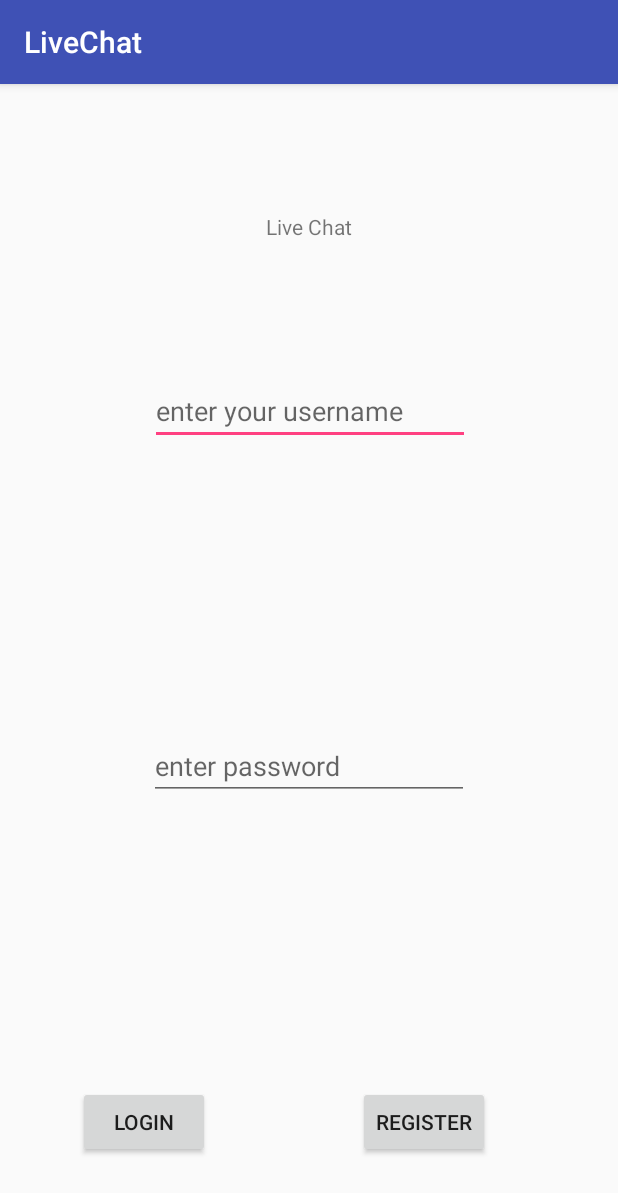
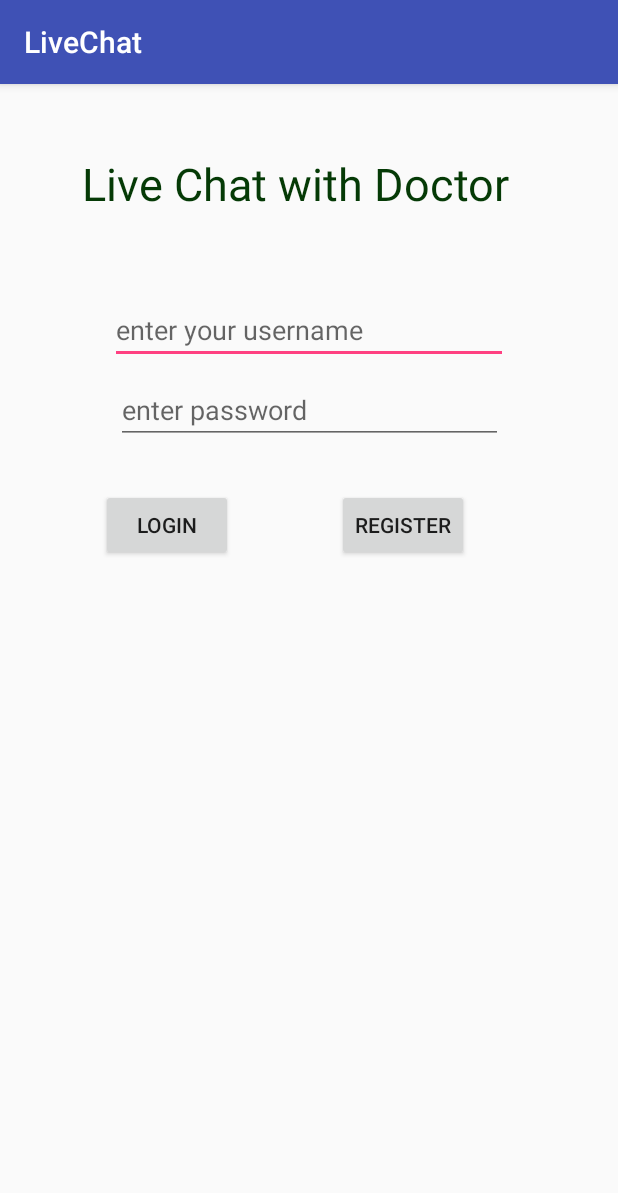
Before and after one commit to shivamkrj/LiveChat-master, an Android app: the screen it shows after launch (MainActivity), on a phone screen of 412 x 824 dp. Shown: the top 1193 px of the screen. Run offline under Robolectric (Android 15) with nearby library versions, the phone set to English and light mode, and no system bars; our stand-ins replace Firebase (no records; nobody signed in at launch, a user with empty details on screens opened directly).

```diff
--- a/app/src/main/java/in/skr/shivamkumar/livechat/ListActivity.java
+++ b/app/src/main/java/in/skr/shivamkumar/livechat/ListActivity.java
@@ -1,5 +1,6 @@
 package in.skr.shivamkumar.livechat;
 
+import android.app.ProgressDialog;
 import android.content.Intent;
 import android.provider.ContactsContract;
 import android.support.v7.app.AppCompatActivity;
@@ -30,6 +31,7 @@ public class ListActivity extends AppCompatActivity {
     String username;
     public Boolean isDoctor=false;
     public long x=0;
+    ProgressDialog pd;
 
     @Override
     protected void onCreate(Bundle savedInstanceState) {
@@ -63,6 +65,9 @@ public class ListActivity extends AppCompatActivity {
         recyclerView.setLayoutManager(new LinearLayoutManager(this,LinearLayoutManager.VERTICAL,false));
         recyclerView.setAdapter(adapter);
         adapter.notifyDataSetChanged();
+        pd = new ProgressDialog(this);
+        pd.setMessage("loading");
+        pd.show();
         if(isDoctor){
             fetchForDoctor();
         }else
@@ -84,16 +89,17 @@ public class ListActivity extends AppCompatActivity {
         query.addListenerForSingleValueEvent(new ValueEventListener() {
             @Override
             public void onDataChange(DataSnapshot dataSnapshot) {
-                x=dataSnapshot.getChildrenCount()   ;
+                x=dataSnapshot.getChildrenCount();
+                if(x==0){
+                    databaseReference.push().setValue(username);
+                }
             }
             @Override
             public void onCancelled(DatabaseError databaseError) {
 
             }
         });
-        if(x==0){
-            databaseReference.push().setValue(username);
-        }
+
         String referenceString = doctorUsername+username;
         Intent intent1 = new Intent(ListActivity.this,ChatActivity.class);
         intent1.putExtra("REFERENCESTRING",referenceString);
@@ -106,6 +112,7 @@ public class ListActivity extends AppCompatActivity {
         firebaseDatabaseReference.addChildEventListener(new ChildEventListener() {
             @Override
             public void onChildAdded(DataSnapshot dataSnapshot, String s) {
+                pd.dismiss();
                 String ss = dataSnapshot.getValue(String.class);
                 chatList.add(ss);
                 adapter.notifyDataSetChanged();
@@ -138,6 +145,7 @@ public class ListActivity extends AppCompatActivity {
         firebaseDatabaseReference.addChildEventListener(new ChildEventListener() {
             @Override
             public void onChildAdded(DataSnapshot dataSnapshot, String s) {
+                pd.dismiss();
                 String ss = dataSnapshot.getValue(String.class);
                 chatList.add(ss);
 //                Toast.makeText(ListActivity.this,ss,Toast.LENGTH_SHORT).show();
--- a/app/src/main/java/in/skr/shivamkumar/livechat/MainActivity.java
+++ b/app/src/main/java/in/skr/shivamkumar/livechat/MainActivity.java
@@ -74,7 +74,10 @@ public class MainActivity extends AppCompatActivity {
                     Intent intent = new Intent(this,ListActivity.class);
                     intent.putExtra("USERNAME",uName);
                     startActivity(intent);
-                }
+                }else
+                    Toast.makeText(MainActivity.this,"Wrong Username/Password ",Toast.LENGTH_SHORT).show();
+
+
             }else{
                 Toast.makeText(MainActivity.this,"Wrong Username/Password ",Toast.LENGTH_SHORT).show();
 
--- a/app/src/main/res/layout/activity_main.xml
+++ b/app/src/main/res/layout/activity_main.xml
@@ -10,74 +10,83 @@
         android:id="@+id/textView"
         android:layout_width="wrap_content"
         android:layout_height="wrap_content"
-        android:text="Live Chat"
+        android:text=" Live Chat with Doctor"
+        android:textColor="@color/colorGreen"
+        android:textSize="30dp"
         app:layout_constraintBottom_toBottomOf="parent"
+        app:layout_constraintHorizontal_bias="0.397"
         app:layout_constraintLeft_toLeftOf="parent"
         app:layout_constraintRight_toRightOf="parent"
         app:layout_constraintTop_toTopOf="parent"
-        app:layout_constraintVertical_bias="0.114" />
+        app:layout_constraintVertical_bias="0.063" />
 
     <EditText
         android:id="@+id/editText"
-        android:layout_width="wrap_content"
+        android:layout_width="265dp"
         android:layout_height="wrap_content"
-        android:layout_marginBottom="8dp"
-        android:layout_marginEnd="8dp"
         android:layout_marginStart="8dp"
         android:layout_marginTop="8dp"
+        android:layout_marginEnd="8dp"
+        android:layout_marginBottom="8dp"
         android:ems="10"
         android:hint="enter your username"
         android:inputType="textPersonName"
-        app:layout_constraintBottom_toTopOf="@+id/button2"
+        app:layout_constraintBottom_toBottomOf="parent"
         app:layout_constraintEnd_toEndOf="parent"
-        app:layout_constraintHorizontal_bias="0.503"
         app:layout_constraintStart_toStartOf="parent"
         app:layout_constraintTop_toTopOf="parent"
-        app:layout_constraintVertical_bias="0.309" />
+        app:layout_constraintVertical_bias="0.189" />
 
     <Button
         android:id="@+id/button2"
         android:layout_width="wrap_content"
         android:layout_height="wrap_content"
+        android:layout_marginStart="8dp"
+        android:layout_marginTop="30dp"
+        android:layout_marginEnd="8dp"
         android:layout_marginBottom="52dp"
-        android:layout_marginEnd="8dp"
-        android:layout_marginStart="8dp"
         android:onClick="login"
         android:text="Login"
         android:visibility="visible"
         app:layout_constraintBottom_toBottomOf="parent"
         app:layout_constraintEnd_toEndOf="parent"
-        app:layout_constraintHorizontal_bias="0.142"
-        app:layout_constraintStart_toStartOf="parent" />
+        app:layout_constraintHorizontal_bias="0.192"
+        app:layout_constraintStart_toStartOf="parent"
+        app:layout_constraintTop_toBottomOf="@+id/editText2"
+        app:layout_constraintVertical_bias="0.0" />
 
     <EditText
         android:id="@+id/editText2"
-        android:layout_width="wrap_content"
+        android:layout_width="258dp"
         android:layout_height="wrap_content"
-        android:layout_marginBottom="8dp"
-        android:layout_marginEnd="8dp"
         android:layout_marginStart="8dp"
         android:layout_marginTop="8dp"
+        android:layout_marginEnd="8dp"
+        android:layout_marginBottom="8dp"
         android:ems="10"
         android:hint="enter password"
         android:inputType="textPersonName"
-        app:layout_constraintBottom_toTopOf="@+id/button2"
+        app:layout_constraintBottom_toBottomOf="parent"
         app:layout_constraintEnd_toEndOf="parent"
         app:layout_constraintStart_toStartOf="parent"
-        app:layout_constraintTop_toBottomOf="@+id/editText" />
+        app:layout_constraintTop_toBottomOf="@+id/editText"
+        app:layout_constraintVertical_bias="0.0" />
 
     <Button
         android:id="@+id/button3"
         android:layout_width="wrap_content"
         android:layout_height="wrap_content"
+        android:layout_marginStart="8dp"
+        android:layout_marginTop="30dp"
+        android:layout_marginEnd="8dp"
         android:layout_marginBottom="52dp"
-        android:layout_marginEnd="8dp"
-        android:layout_marginStart="8dp"
         android:onClick="register"
         android:text="Register"
         app:layout_constraintBottom_toBottomOf="parent"
         app:layout_constraintEnd_toEndOf="parent"
-        app:layout_constraintHorizontal_bias="0.541"
-        app:layout_constraintStart_toEndOf="@+id/button2" />
+        app:layout_constraintHorizontal_bias="0.401"
+        app:layout_constraintStart_toEndOf="@+id/button2"
+        app:layout_constraintTop_toBottomOf="@+id/editText2"
+        app:layout_constraintVertical_bias="0.0" />
 
 </android.support.constraint.ConstraintLayout>
--- a/app/src/main/res/values/colors.xml
+++ b/app/src/main/res/values/colors.xml
@@ -3,4 +3,5 @@
     <color name="colorPrimary">#3F51B5</color>
     <color name="colorPrimaryDark">#303F9F</color>
     <color name="colorAccent">#FF4081</color>
+    <color name="colorGreen">#053A06</color>
 </resources>
```
